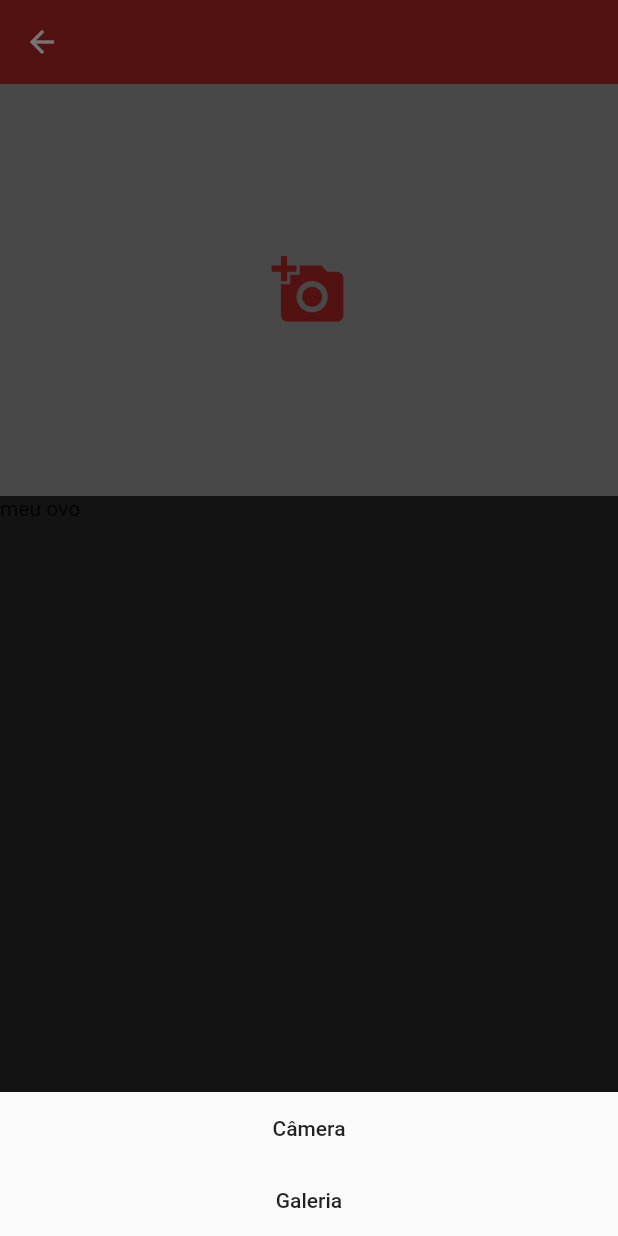
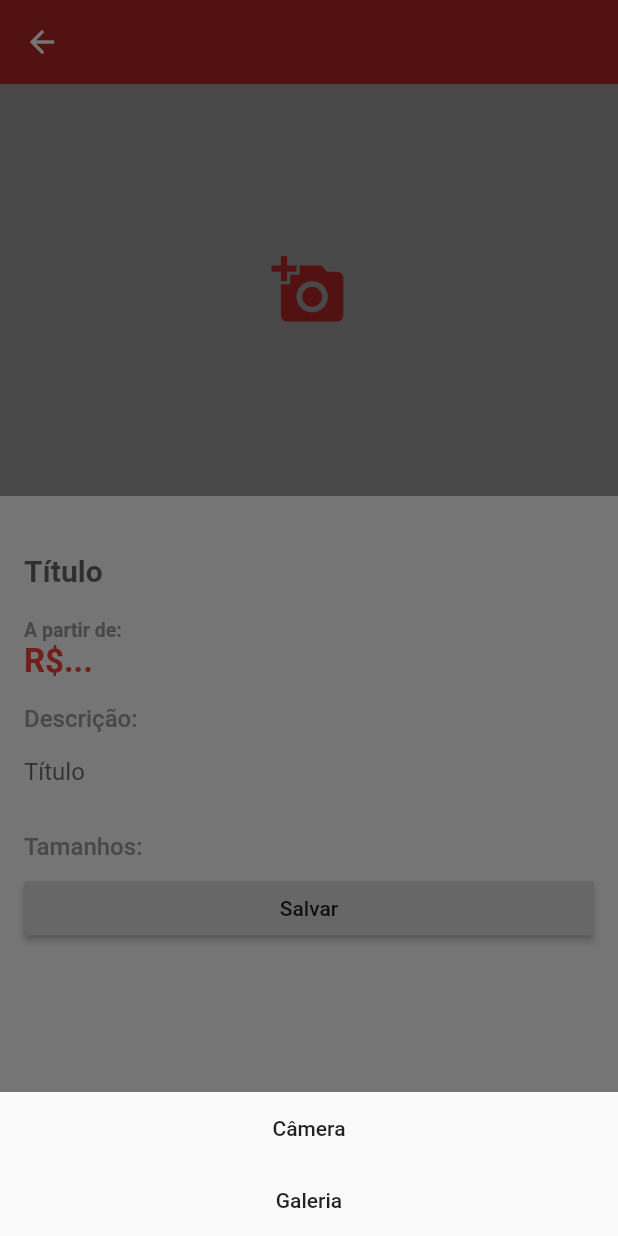
Before and after one commit to 40codebr/loja_virtual, a Flutter app: the EditProductScreen screen opened directly with empty values, after a tap on the "add a photo" icon, on a phone screen of 412 x 824 dp. Run offline on Flutter 3.47's test engine with Material 2 defaults, Android fonts, the phone set to English and light mode, and no system bars; drawn by our look-alikes of carousel_pro; our stand-ins replace cloud_firestore, firebase_auth, firebase_core, firebase_messaging, firebase_storage, image_cropper and 2 more; missing offline and left inert: alphabet_list_scroll_view; accounts and stored records are empty; network calls fail.

Commit message:
Loja virtual

```diff
--- a/lib/models/product.dart
+++ b/lib/models/product.dart
@@ -69,7 +69,7 @@ class Product extends ChangeNotifier {
   num get basePrice {
     num lowest = double.infinity;
     for(final size in sizes){
-      if(size.price < lowest)
+      if(size.price < lowest && size.hasStock)
         lowest = size.price;
     }
     return lowest;
--- a/lib/models/user_manager.dart
+++ b/lib/models/user_manager.dart
@@ -1,7 +1,7 @@
 import 'package:cloud_firestore/cloud_firestore.dart';
 import 'package:firebase_auth/firebase_auth.dart';
 import 'package:flutter/cupertino.dart';
-import 'package:flutter_facebook_login/flutter_facebook_login.dart';
+// import 'package:flutter_facebook_login/flutter_facebook_login.dart';
 import 'package:loja_virtual/helpers/firebase_errors.dart';
 import 'user_model.dart';
 
@@ -47,7 +47,7 @@ class UserManager extends ChangeNotifier {
     loading = false;
   }
 
-  Future<void> facebookLogin({Function onFail, Function onSuccess}) async {
+  /* Future<void> facebookLogin({Function onFail, Function onSuccess}) async {
     loadingFace = true;
 
     final result = await FacebookLogin().logIn(['email', 'public_profile']);
@@ -84,7 +84,7 @@ class UserManager extends ChangeNotifier {
     }
 
     loadingFace = false;
-  }
+  } */
 
   Future<void> signUp(
       {UserModel user, Function onFail, Function onSuccess}) async {
--- a/lib/screens/edit_product/components/images_form.dart
+++ b/lib/screens/edit_product/components/images_form.dart
@@ -6,23 +6,27 @@ import 'package:loja_virtual/screens/edit_product/components/image_source_sheet.
 
 class ImagesForm extends StatelessWidget {
   final Product product;
-
   const ImagesForm(this.product);
 
   @override
   Widget build(BuildContext context) {
-
     final primaryColor = Theme.of(context).primaryColor;
-
     return FormField<List<dynamic>>(
       initialValue: List.from(product.images),
+      validator: (images){
+        if(images.isEmpty)
+          return 'Insira ao menos uma imagem';
+        return null;
+      },
       builder: (state) {
         void onImageSelected(File file){
           state.value.add(file);
           state.didChange(state.value);
           Navigator.of(context).pop();
         }
-        return AspectRatio(
+        return Column(
+          children: [
+            AspectRatio(
               aspectRatio: 1.5,
               child: Carousel(
                 images: state.value.map<Widget>((image) =>
@@ -72,6 +76,22 @@ class ImagesForm extends StatelessWidget {
                 dotSpacing: 15,
                 autoplay: false,
               ),
+            ),
+            SizedBox(height: 10,),
+            if(state.hasError)
+              Container(
+                width: double.infinity,
+                padding: const EdgeInsets.all(12.0),
+                color: Colors.white10,
+                child: Text(
+                  state.errorText,
+                  style: TextStyle(
+                    color: primaryColor,
+                    fontSize: 15,
+                  ),
+                ),
+              )
+          ],
         );
       },
     );
--- a/lib/screens/edit_product/edit_product_screen.dart
+++ b/lib/screens/edit_product/edit_product_screen.dart
@@ -3,22 +3,119 @@ import 'package:loja_virtual/screens/edit_product/components/images_form.dart';
 import 'package:loja_virtual/models/product.dart';
 
 class EditProductScreen extends StatelessWidget {
-
-  const EditProductScreen(this.product);
+  EditProductScreen(this.product);
 
   final Product product;
+
+  final GlobalKey<FormState> formKey = GlobalKey<FormState>();
+
   @override
   Widget build(BuildContext context) {
     return Scaffold(
+      backgroundColor: Colors.white,
       appBar: AppBar(
         title: Text(product.name),
         centerTitle: true,
       ),
-      body: ListView(
-        children: [
-          ImagesForm(product),
-          Text('meu ovo')
-        ],
+      body: Form(
+        key: formKey,
+        child: ListView(
+          children: [
+            ImagesForm(product),
+            Padding(
+              padding: const EdgeInsets.all(16),
+              child: Column(
+                crossAxisAlignment: CrossAxisAlignment.stretch,
+                children: [
+                  TextFormField(
+                    initialValue: product.name,
+                    decoration: const InputDecoration(
+                      hintText: 'Título',
+                      border: InputBorder.none,
+                    ),
+                    style: TextStyle(
+                      fontSize: 20,
+                      fontWeight: FontWeight.w600,
+                    ),
+                    validator: (name){
+                      if(name.length < 4)
+                        return 'Título muito curto';
+                      return null;
+                    },
+                  ),
+                  Padding(
+                    padding: const EdgeInsets.only(top:8.0),
+                    child: Text(
+                      'A partir de:',
+                      style: TextStyle(
+                        fontSize: 13,
+                        color: Colors.grey,
+                        fontWeight: FontWeight.w600,
+                      ),
+                    ),
+                  ),
+                  Text(
+                    'R\$...',
+                    style: TextStyle(
+                      fontSize: 22,
+                      color: Colors.red,
+                      fontWeight: FontWeight.w600,
+                    ),
+                  ),
+                  Padding(
+                    padding: const EdgeInsets.only(top:16.0, bottom: 2.0),
+                    child: Text(
+                      'Descrição:',
+                      style: TextStyle(
+                        fontSize: 16,
+                        color: Colors.grey,
+                        fontWeight: FontWeight.w500,
+                      ),
+                    ),
+                  ),
+                  TextFormField(
+                    initialValue: product.description,
+                    decoration: const InputDecoration(
+                      hintText: 'Título',
+                      border: InputBorder.none,
+                    ),
+                    maxLines: null,
+                    style: TextStyle(
+                      fontSize: 16,
+                      color: Colors.grey.shade700,
+                    ),
+                    validator: (description){
+                      if(description.length < 4)
+                        return 'Descrição muito curto';
+                      return null;
+                    },
+                  ),
+                  Padding(
+                    padding: const EdgeInsets.only(top:16.0, bottom: 8.0),
+                    child: Text(
+                      'Tamanhos:',
+                      style: TextStyle(
+                        fontSize: 16,
+                        color: Colors.grey,
+                        fontWeight: FontWeight.w500,
+                      ),
+                    ),
+                  ),
+                  RaisedButton(
+                    onPressed: () {
+                      if (formKey.currentState.validate()) {
+                        print('Válido');
+                      } else {
+                        print('Inválido');
+                      }
+                    },
+                    child: const Text('Salvar'),
+                  )
+                ],
+              ),
+            )
+          ],
+        ),
       ),
     );
   }
--- a/lib/screens/product/product_screen.dart
+++ b/lib/screens/product/product_screen.dart
@@ -82,7 +82,7 @@ class ProductScreen extends StatelessWidget {
                     ),
                   ),
                   Text(
-                    'R\$150,00',
+                    'R\$${product.basePrice.toStringAsFixed(2)}',
                     style: TextStyle(
                       fontSize: 22,
                       color: primaryColor,
--- a/pubspec.yaml
+++ b/pubspec.yaml
@@ -36,7 +36,7 @@ dependencies:
   transparent_image: ^1.0.0
   flutter_staggered_grid_view: ^0.3.2
   firebase_messaging: ^7.0.0
-  flutter_facebook_login: ^3.0.0
+  #flutter_facebook_login: ^3.0.0
   image_cropper: ^1.3.1
   # image_picker: ^0.6.7+11
   image_picker: ^0.6.7
```
Also changed, not shown: pubspec.lock. Lines whose indentation alone changed are shown as unchanged.
